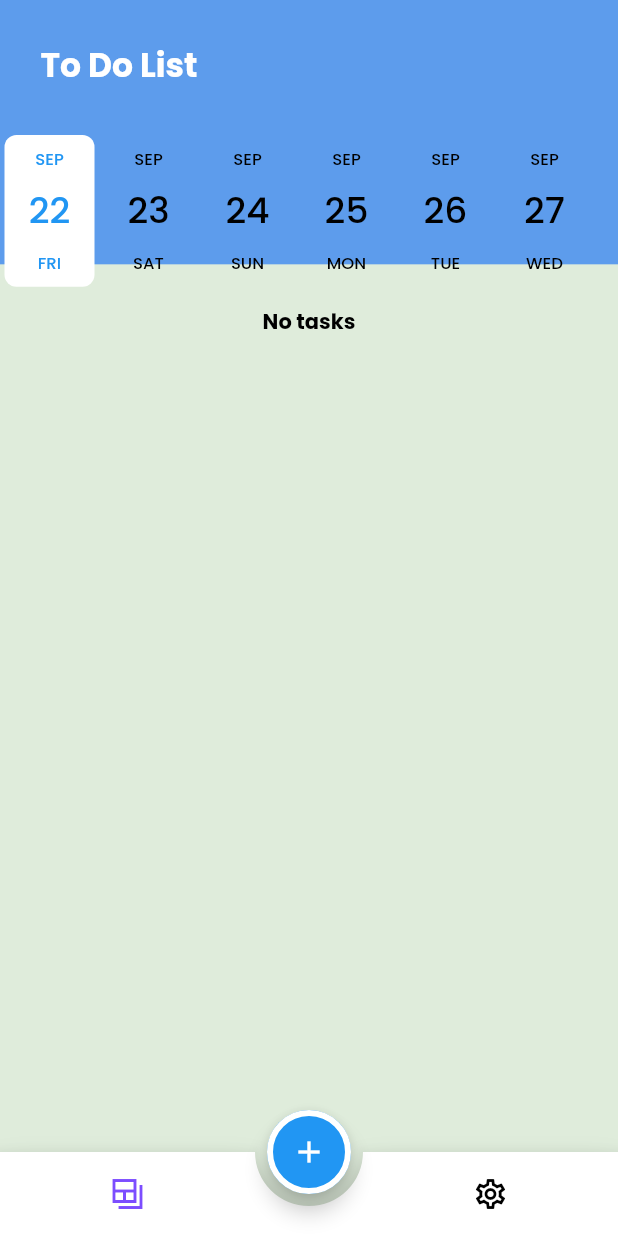
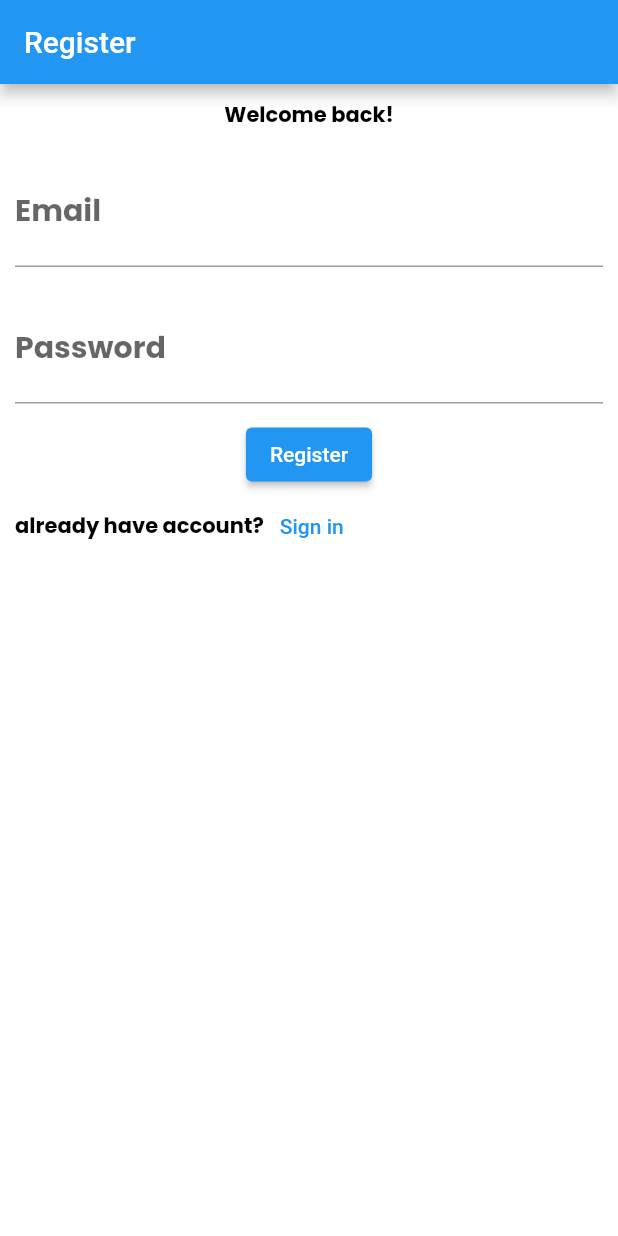
Before and after one commit to Emanpepars/ToDo, a Flutter app: the screen it shows after launch, on a phone screen of 412 x 824 dp. Run offline on Flutter 3.47's test engine with Material 2 defaults, Android fonts, the phone set to English and light mode, and no system bars; drawn by our look-alikes of animated_bottom_navigation_bar, date_picker_timeline; our stand-ins replace cloud_firestore, firebase_auth, firebase_core, flutter_slidable, google_fonts; accounts and stored records are empty.

Commit message:
add login and register screens

```diff
--- a/lib/firebase/firebase_functions.dart
+++ b/lib/firebase/firebase_functions.dart
@@ -1,7 +1,11 @@
 import 'package:cloud_firestore/cloud_firestore.dart';
+import 'package:firebase_auth/firebase_auth.dart';
+import 'package:todo/model/UserModel.dart';
 import 'package:todo/model/task_model.dart';
 
 class FireBaseFunctions{
+
+  //task
   static CollectionReference<TaskModel> getTaskCollection() {
    return FirebaseFirestore.instance
         .collection('Tasks')
@@ -25,8 +29,66 @@ class FireBaseFunctions{
   }
   static Stream<QuerySnapshot<TaskModel>> getTasksFromFireStore(DateTime dateTime){
     var collection = getTaskCollection();
-    return collection
+    return collection.where("userId", isEqualTo: FirebaseAuth.instance.currentUser!.uid)
         .where("date", isEqualTo: dateTime.millisecondsSinceEpoch)
         .snapshots();
   }
+
+  //user base
+  static CollectionReference<UserModel> getUserCollection() {
+    return FirebaseFirestore.instance
+        .collection('Users')
+        .withConverter(
+      fromFirestore: (snapshot,_)=> UserModel.fromJson(snapshot.data()!),
+      toFirestore: (user, options) => user.toJson(),
+    );
+  }
+
+
+  static Future<void> addUser(UserModel user){
+    var collection = getUserCollection();
+    var docRef = collection.doc(user.id);
+    return docRef.set(user);
+  }
+
+  //user Auth
+  static createUserWithEmailAndPassword(String email , String password,Function afterCreated,) async {
+    try {
+      final credential = await FirebaseAuth.instance.createUserWithEmailAndPassword(
+        email: email,
+        password: password,
+      );
+      UserModel userModel = UserModel(id: credential.user!.uid , email: email ,);
+      addUser(userModel).then((value) => afterCreated(),);
+    } on FirebaseAuthException catch (e) {
+      if (e.code == 'weak-password') {
+        print('The password provided is too weak.');
+      } else if (e.code == 'email-already-in-use') {
+        print('The account already exists for that email.');
+      }
+    } catch (e) {
+      print(e);
+    }
+  }
+  static signInWithEmailAndPassword(String email , String password, Function afterLogged,) async {
+    try {
+      final credential = await FirebaseAuth.instance.signInWithEmailAndPassword(
+          email: email,
+          password: password
+      );
+      afterLogged();
+    } on FirebaseAuthException catch (e) {
+      if (e.code == 'user-not-found') {
+        print('No user found for that email.');
+      } else if (e.code == 'wrong-password') {
+        print('Wrong password provided for that user.');
+      }
+    }
+  }
+
+  static Future<UserModel?> readUser(String id) async {
+    DocumentSnapshot<UserModel> userSnap = await getUserCollection().doc(id).get();
+    return userSnap.data();
+  }
+
 }
--- a/lib/home_layout/home_layout.dart
+++ b/lib/home_layout/home_layout.dart
@@ -7,7 +7,7 @@ import 'package:todo/screens/tabs/settings_tab.dart';
 import 'package:todo/screens/tabs/tasks_tab.dart';
 class HomeScreen extends StatefulWidget {
   const HomeScreen({Key? key}) : super(key: key);
-  static const String routeName = "login";
+  static const String routeName = "home";
 
   @override
   State<HomeScreen> createState() => _HomeScreenState();
--- /dev/null
+++ b/lib/model/UserModel.dart
@@ -0,0 +1,23 @@
+class UserModel {
+  String id;
+  String email;
+
+  UserModel({
+    this.id = '',
+    required this.email,
+
+  });
+
+  UserModel.fromJson(Map<String , dynamic> json)
+      :this(
+    id: json["id"],
+    email: json["email"],
+  );
+
+  Map<String , dynamic> toJson(){
+    return {
+      "id": id,
+      "email": email,
+    };
+  }
+}
--- a/lib/model/task_model.dart
+++ b/lib/model/task_model.dart
@@ -4,6 +4,7 @@ class TaskModel {
   String description;
   bool state;
   int date;
+  String userId;
 
   TaskModel({
     this.id = '',
@@ -11,6 +12,7 @@ class TaskModel {
     required this.description,
     required this.state,
     required this.date,
+    required this.userId,
   });
 
   TaskModel.fromJson(Map<String , dynamic> json)
@@ -20,6 +22,7 @@ class TaskModel {
     description: json["description"],
     state: json["state"],
     date: json["date"],
+    userId: json["userId"],
   );
 
    Map<String , dynamic> toJson(){
@@ -29,6 +32,7 @@ class TaskModel {
       "description": description,
       "state": state,
       "date": date,
+      "userId": userId,
     };
   }
 }
--- /dev/null
+++ b/lib/provider/init_user_provider.dart
@@ -0,0 +1,26 @@
+import 'package:firebase_auth/firebase_auth.dart';
+import 'package:flutter/material.dart';
+import 'package:todo/firebase/firebase_functions.dart';
+import 'package:todo/model/UserModel.dart';
+
+class InitUserProvider extends ChangeNotifier{
+  UserModel? userModel;
+  User? firebaseUser;
+  InitUserProvider(){
+    firebaseUser= FirebaseAuth.instance.currentUser;
+    if(firebaseUser!=null){
+      initUser();
+    }
+  }
+  void initUser() async{
+    firebaseUser= FirebaseAuth.instance.currentUser;
+    userModel = await FireBaseFunctions.readUser(firebaseUser!.uid);
+    notifyListeners();
+  }
+
+  void signOut() async {
+    await FirebaseAuth.instance.signOut();
+    notifyListeners();
+  }
+
+}
--- a/lib/reuseable/widget/addNewTask.dart
+++ b/lib/reuseable/widget/addNewTask.dart
@@ -1,3 +1,5 @@
+import 'package:cloud_firestore/cloud_firestore.dart';
+import 'package:firebase_auth/firebase_auth.dart';
 import 'package:flutter/material.dart';
 import 'package:todo/firebase/firebase_functions.dart';
 import 'package:todo/model/task_model.dart';
@@ -125,6 +127,7 @@ class _AddNewTaskState extends State<AddNewTask> {
               onPressed: () {
                 if (formKey.currentState!.validate()) {
                   TaskModel task = TaskModel(
+                    userId: FirebaseAuth.instance.currentUser!.uid,
                     title: titleController.text,
                     description: descriptionController.text,
                     state: false,
--- a/lib/reuseable/widget/task_card.dart
+++ b/lib/reuseable/widget/task_card.dart
@@ -48,6 +48,7 @@ class _TaskCardState extends State<TaskCard> {
                     context,
                     EditScreen.routeName,
                   arguments: TaskModel(
+                    userId: widget.task.userId,
                     id: widget.task.id,
                       title: widget.task.title,
                       description: widget.task.description,
--- a/lib/screens/edit_screen.dart
+++ b/lib/screens/edit_screen.dart
@@ -161,6 +161,7 @@ class _EditScreenState extends State<EditScreen> {
                                     description: descriptionController.text,
                                     state: false,
                                     date: selected.millisecondsSinceEpoch,
+                                    userId: args.userId,
                                   );
                                   FireBaseFunctions.updateTask(task.id, task)
                                       .then(
--- a/lib/screens/main.dart
+++ b/lib/screens/main.dart
@@ -2,8 +2,11 @@ import 'package:flutter/material.dart';
 import 'package:provider/provider.dart';
 import 'package:todo/firebase_options.dart';
 import 'package:todo/home_layout/home_layout.dart';
+import 'package:todo/provider/init_user_provider.dart';
 import 'package:todo/provider/themeProvider.dart';
 import 'package:todo/screens/edit_screen.dart';
+import 'package:todo/screens/login_screen.dart';
+import 'package:todo/screens/registerscreen.dart';
 import 'package:todo/screens/tabs/settings_tab.dart';
 import 'package:todo/screens/tabs/tasks_tab.dart';
 import 'package:todo/style/my_theme.dart';
@@ -14,9 +17,15 @@ void main() async {
   await Firebase.initializeApp(
     options: DefaultFirebaseOptions.currentPlatform,
   );
-  runApp(ChangeNotifierProvider(
-      create: (BuildContext context) => ThemeProvider(),
-      child: const MyApp()));
+  runApp(
+    MultiProvider(
+      providers: [
+        ChangeNotifierProvider(create: (context) => ThemeProvider()),
+        ChangeNotifierProvider(create: (context) => InitUserProvider()),
+      ],
+      child: const MyApp(),
+    ),
+  );
 }
 
 class MyApp extends StatelessWidget {
@@ -26,14 +35,17 @@ class MyApp extends StatelessWidget {
   @override
   Widget build(BuildContext context) {
     var themeProvider = Provider.of<ThemeProvider>(context);
+    var initUserProvider = Provider.of<InitUserProvider>(context);
     return MaterialApp(
       debugShowCheckedModeBanner: false,
-      initialRoute: HomeScreen.routeName,
+      initialRoute: initUserProvider.firebaseUser!= null? HomeScreen.routeName :RegisterScreen.routeName ,
       routes: {
-        HomeScreen.routeName: (context)=> const HomeScreen(),
-        TasksTab.routeName: (context)=> const TasksTab(),
-        SettingsTab.routeName: (context)=> const SettingsTab(),
+        HomeScreen.routeName: (context) => const HomeScreen(),
+        TasksTab.routeName: (context) => const TasksTab(),
+        SettingsTab.routeName: (context) => const SettingsTab(),
         EditScreen.routeName: (context) => EditScreen(),
+        LoginScreen.routeName: (context) => LoginScreen(),
+        RegisterScreen.routeName: (context) => RegisterScreen(),
       },
       theme: MyThemeData.lightTheme,
       darkTheme: MyThemeData.darkTheme,
--- /dev/null
+++ b/lib/screens/registerscreen.dart
@@ -0,0 +1,97 @@
+import 'package:flutter/material.dart';
+import 'package:provider/provider.dart';
+import 'package:todo/firebase/firebase_functions.dart';
+import 'package:todo/provider/init_user_provider.dart';
+import 'package:todo/screens/login_screen.dart';
+
+class RegisterScreen extends StatelessWidget {
+  RegisterScreen({Key? key}) : super(key: key);
+  var emailController = TextEditingController();
+  var passwordController = TextEditingController();
+  var formKey = GlobalKey<FormState>();
+
+  static const String routeName = "register";
+  @override
+  Widget build(BuildContext context) {
+    var initUserProvider = Provider.of<InitUserProvider>(context);
+    return Scaffold(
+      backgroundColor: Colors.white,
+      appBar: AppBar(
+        title: const Text("Register"),
+      ),
+      body: Padding(
+        padding: const EdgeInsets.all(10.0),
+        child: Form(
+          key: formKey,
+          child: Column(
+            children: [
+              const Text("Welcome back!"),
+              const SizedBox(
+                height: 20,
+              ),
+              TextFormField(
+                validator: (value){
+                  if(value == null || value.isEmpty){
+                    return "please enter email";
+                  }
+                },
+                controller: emailController,
+                decoration: const InputDecoration(
+                  label: Text("Email"),
+                ),
+              ),
+              const SizedBox(
+                height: 20,
+              ),
+              TextFormField(
+                validator: (value){
+                  if(value == null || value.isEmpty){
+                    return "please enter email";
+                  }
+                },
+                controller: passwordController,
+                decoration: const InputDecoration(
+                  label: Text("Password"),
+                ),
+              ),
+              const SizedBox(
+                height: 10,
+              ),
+              ElevatedButton(
+                onPressed: () {
+                  if (formKey.currentState!.validate()){
+                    FireBaseFunctions.createUserWithEmailAndPassword(
+                      emailController.text,
+                      passwordController.text,
+                        (){
+                          initUserProvider.initUser();
+                          Navigator.pushNamed(context, LoginScreen.routeName);
+                        },
+                    );
+                  }
+
+                },
+                child: const Text(
+                  "Register",
+                ),
+              ),
+              Row(
+                children: [
+                  const Text("already have account?"),
+                  TextButton(
+                    onPressed: () {
+                      Navigator.pushNamed(context, LoginScreen.routeName);
+                    },
+                    child: const Text(
+                      "Sign in",
+                    ),
+                  ),
+                ],
+              ),
+            ],
+          ),
+        ),
+      ),
+    );
+  }
+}
--- a/pubspec.yaml
+++ b/pubspec.yaml
@@ -43,6 +43,7 @@ dependencies:
   provider: ^6.0.5
   firebase_core: ^2.16.0
   cloud_firestore: ^4.9.2
+  firebase_auth: ^4.10.0
 
 dev_dependencies:
   flutter_test:
```
Also changed, not shown: lib/screens/login_screen.dart (added, +113 -0 lines), lib/screens/tabs/tasks_tab.dart (+26 -7 lines), pubspec.lock.
